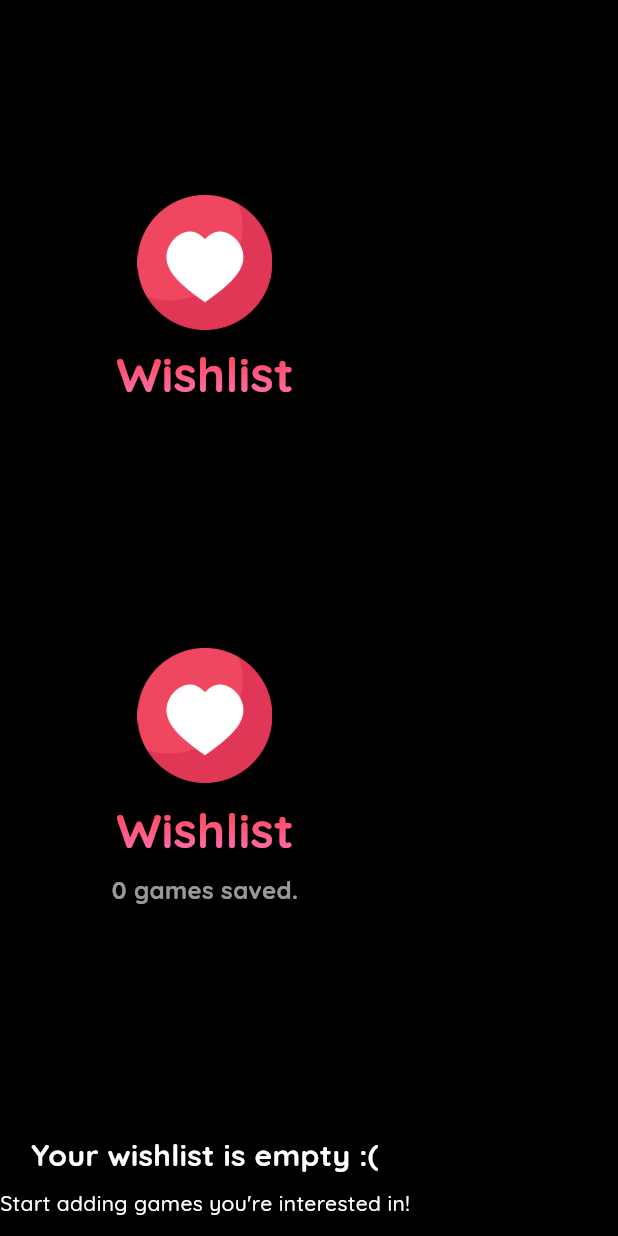
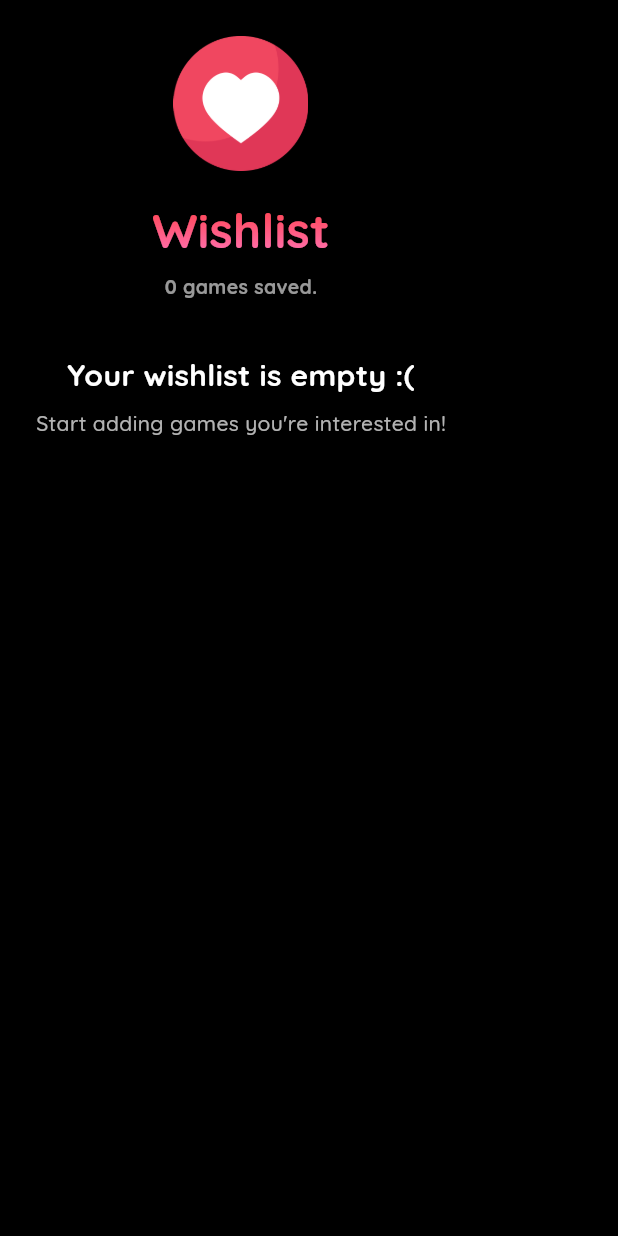
Before and after one commit to FernandoAntonius/ProyekPAB1, a Flutter app: the WishlistScreen screen opened by its route, on a phone screen of 412 x 824 dp. Run offline on Flutter 3.47's test engine with Material 3 defaults, Android fonts, the phone set to English and light mode, and no system bars; our stand-ins replace cached_network_image, shared_preferences; missing offline and left inert: encrypt; accounts and stored records are empty.

Commit message:
update(masih salah)

```diff
--- a/gamepedia/lib/screens/profile_screen.dart
+++ b/gamepedia/lib/screens/profile_screen.dart
@@ -239,6 +239,7 @@ class _ProfileScreenState extends State<ProfileScreen> {
                       showEditIcon: false,
                       iconColor: Colors.red,
                       isSignedIn: isSignedIn,
+                      navigateTo: '/wishlist',
                     ),
                     const SizedBox(height: 20),
                     Divider(color: Colors.deepPurple[100]),
--- a/gamepedia/lib/screens/wishlist.dart
+++ b/gamepedia/lib/screens/wishlist.dart
@@ -8,63 +8,28 @@ class EmptyWishlist extends StatelessWidget {
   @override
   Widget build(BuildContext context) {
     return Column(
-      children: [
-        const SizedBox(height: 130),
-        Column(
-          children: [
-            Image.asset('images/wishlist.png', width: 90),
-            const SizedBox(height: 8),
-            ShaderMask(
-              shaderCallback: (bounds) => const LinearGradient(
-                colors: [Color(0xFFFF3737), Color(0xFFFF7BC4)],
-                begin: Alignment.topCenter,
-                end: Alignment.bottomCenter,
-              ).createShader(bounds),
-              child: const Text(
-                "Wishlist",
-                style: TextStyle(
-                  color: Colors.white,
-                  fontSize: 32,
-                  fontFamily: 'Quicksand',
-                  fontWeight: FontWeight.bold,
-                ),
-              ),
-            ),
-            const SizedBox(height: 6),
-            Text(
-              "0 games saved.",
-              style: TextStyle(
-                color: Colors.white.withOpacity(0.6),
-                fontSize: 16,
-                fontFamily: 'Quicksand',
-                fontWeight: FontWeight.w600,
-              ),
-            ),
-          ],
+      mainAxisSize: MainAxisSize.min,
+      crossAxisAlignment: CrossAxisAlignment.center,
+      children: const [
+        SizedBox(height: 10),
+        Text(
+          "Your wishlist is empty :(",
+          style: TextStyle(
+            color: Colors.white,
+            fontSize: 20,
+            fontFamily: 'Quicksand',
+            fontWeight: FontWeight.bold,
+          ),
         ),
-        SizedBox(height: 150),
-        Column(
-          children: const [
-            Text(
-              "Your wishlist is empty :(",
-              style: TextStyle(
-                color: Colors.white,
-                fontSize: 20,
-                fontFamily: 'Quicksand',
-                fontWeight: FontWeight.bold,
-              ),
-            ),
-            SizedBox(height: 8),
-            Text(
-              "Start adding games you're interested in!",
-              style: TextStyle(
-                color: Colors.white,
-                fontSize: 14,
-                fontFamily: 'Quicksand',
-                fontWeight: FontWeight.w500,
-              ),
-            ),
-          ],
+        SizedBox(height: 8),
+        Text(
+          "Start adding games you're interested in!",
+          style: TextStyle(
+            color: Colors.white70,
+            fontSize: 14,
+            fontFamily: 'Quicksand',
+            fontWeight: FontWeight.w500,
+          ),
         ),
       ],
     );
@@ -77,10 +42,20 @@ class WishlistHeader extends StatelessWidget {
   @override
   Widget build(BuildContext context) {
     return Column(
+      mainAxisSize: MainAxisSize.min,
+      mainAxisAlignment: MainAxisAlignment.start,
       children: [
-        const SizedBox(height: 130),
+        const SizedBox(height: 24),
         Image.asset('images/wishlist.png', width: 90),
-        const SizedBox(height: 6),
+        const SizedBox(height: 8),
+        ShaderMask(
+          shaderCallback: (bounds) => const LinearGradient(
+            colors: [Color(0xFFFF3737), Color(0xFFFF7BC4)],
+            begin: Alignment.topCenter,
+            end: Alignment.bottomCenter,
+          ).createShader(bounds),
+        ),
+        const SizedBox(height: 8),
         ShaderMask(
           shaderCallback: (bounds) => const LinearGradient(
             colors: [Color(0xFFFF3737), Color(0xFFFF7BC4)],
@@ -97,7 +72,16 @@ class WishlistHeader extends StatelessWidget {
             ),
           ),
         ),
-        SizedBox(height: 30),
+        const SizedBox(height: 6),
+        Text(
+          "0 games saved.",
+          style: TextStyle(
+            color: Colors.white.withOpacity(0.6),
+            fontSize: 13,
+            fontFamily: 'Quicksand',
+            fontWeight: FontWeight.w600,
+          ),
+        ),
       ],
     );
   }
@@ -111,16 +95,28 @@ class WishlistScreen extends StatelessWidget {
   Widget build(BuildContext context) {
     return Scaffold(
       backgroundColor: Colors.black,
-      body: Column(
-        children: [
-          const WishlistHeader(),
-          Expanded(
-            child: wishlist.isEmpty
-                ? const EmptyWishlist()
-                : WishlistList(wishlist: wishlist),
-          ),
-        ],
-      ),
+
+
+      body: wishlist.isEmpty
+          ? SingleChildScrollView(
+              child: Column(
+                crossAxisAlignment: CrossAxisAlignment.center,
+                children: const [
+                  WishlistHeader(),
+                  SizedBox(height: 24),
+                  Padding(
+                    padding: EdgeInsets.symmetric(horizontal: 24.0),
+                    child: EmptyWishlist(),
+                  ),
+                ],
+              ),
+            )
+          : Column(
+              children: [
+                const WishlistHeader(),
+                Expanded(child: WishlistList(wishlist: wishlist)),
+              ],
+            ),
     );
   }
 }
```
